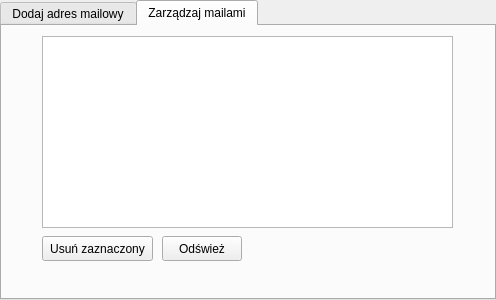
This is tabwidgetsettings.ui in karol50709/QT_Mail_app as Qt 5 draws it before an edit. The edited form follows.
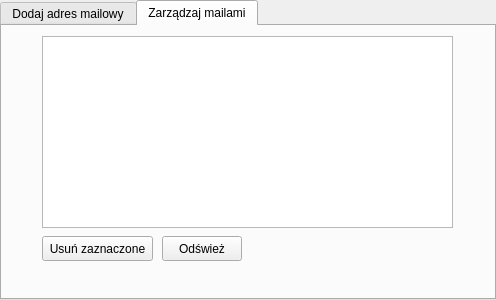
This is the edited form.

```diff
--- a/tabwidgetsettings.ui
+++ b/tabwidgetsettings.ui
@@ -137,7 +137,7 @@
      </rect>
     </property>
     <property name="text">
-     <string>Usuń zaznaczony</string>
+     <string>Usuń zaznaczone</string>
     </property>
    </widget>
    <widget class="QPushButton" name="pushButton_5">
```
